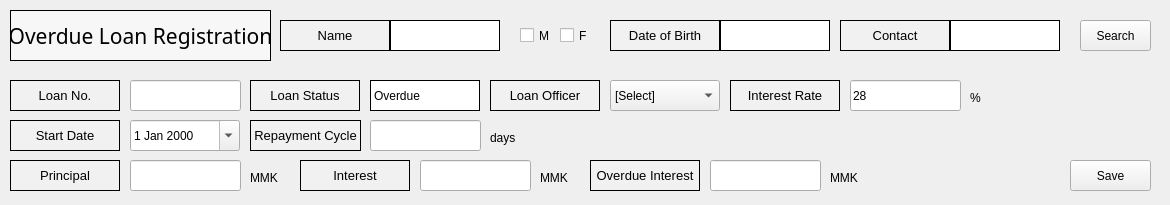
First picture: the form in app/src/pages/overdue/registration_history.ui, repository DY-Microfinance-Customer-Management/dymf-algorithm, before the edit.
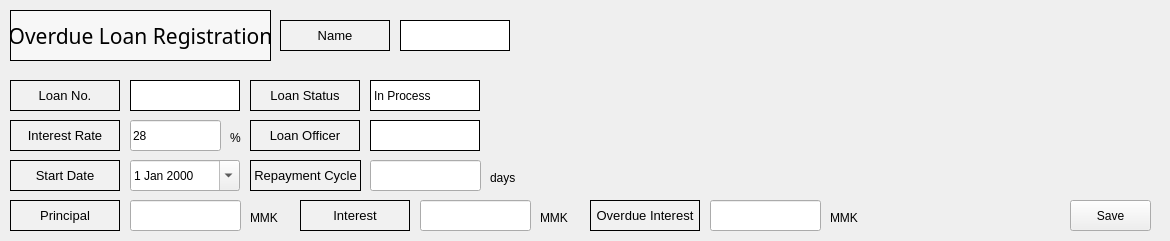
Second picture: the form after the edit.

What changed in the file:
```diff
--- a/app/src/pages/overdue/registration_history.ui
+++ b/app/src/pages/overdue/registration_history.ui
@@ -7,7 +7,7 @@
     <x>0</x>
     <y>0</y>
     <width>1170</width>
-    <height>205</height>
+    <height>241</height>
    </rect>
   </property>
   <property name="windowTitle">
@@ -53,116 +53,6 @@
      <set>Qt::AlignCenter</set>
     </property>
    </widget>
-   <widget class="QPushButton" name="customerSearchButton">
-    <property name="geometry">
-     <rect>
-      <x>1080</x>
-      <y>20</y>
-      <width>71</width>
-      <height>31</height>
-     </rect>
-    </property>
-    <property name="text">
-     <string>Search</string>
-    </property>
-   </widget>
-   <widget class="QLabel" name="customerDateOfBirth">
-    <property name="geometry">
-     <rect>
-      <x>720</x>
-      <y>20</y>
-      <width>110</width>
-      <height>31</height>
-     </rect>
-    </property>
-    <property name="minimumSize">
-     <size>
-      <width>110</width>
-      <height>0</height>
-     </size>
-    </property>
-    <property name="maximumSize">
-     <size>
-      <width>110</width>
-      <height>16777215</height>
-     </size>
-    </property>
-    <property name="styleSheet">
-     <string notr="true">background-color:rgb(255, 255, 255)
-</string>
-    </property>
-    <property name="frameShape">
-     <enum>QFrame::Box</enum>
-    </property>
-    <property name="text">
-     <string/>
-    </property>
-   </widget>
-   <widget class="QLabel" name="label_7">
-    <property name="geometry">
-     <rect>
-      <x>610</x>
-      <y>20</y>
-      <width>110</width>
-      <height>31</height>
-     </rect>
-    </property>
-    <property name="minimumSize">
-     <size>
-      <width>110</width>
-      <height>0</height>
-     </size>
-    </property>
-    <property name="maximumSize">
-     <size>
-      <width>110</width>
-      <height>16777215</height>
-     </size>
-    </property>
-    <property name="font">
-     <font>
-      <pointsize>10</pointsize>
-     </font>
-    </property>
-    <property name="styleSheet">
-     <string notr="true">background-color:rgb(241, 241, 241)</string>
-    </property>
-    <property name="frameShape">
-     <enum>QFrame::Box</enum>
-    </property>
-    <property name="text">
-     <string>Date of Birth</string>
-    </property>
-    <property name="alignment">
-     <set>Qt::AlignCenter</set>
-    </property>
-   </widget>
-   <widget class="QCheckBox" name="checkBoxFemale">
-    <property name="geometry">
-     <rect>
-      <x>560</x>
-      <y>20</y>
-      <width>41</width>
-      <height>31</height>
-     </rect>
-    </property>
-    <property name="text">
-     <string>F</string>
-    </property>
-   </widget>
-   <widget class="QCheckBox" name="checkBoxMale">
-    <property name="geometry">
-     <rect>
-      <x>520</x>
-      <y>20</y>
-      <width>41</width>
-      <height>31</height>
-     </rect>
-    </property>
-    <property name="text">
-     <string>M</string>
-    </property>
-   </widget>
    <widget class="QLabel" name="label_4">
     <property name="geometry">
      <rect>
@@ -191,81 +81,10 @@
      <set>Qt::AlignCenter</set>
     </property>
    </widget>
-   <widget class="QLabel" name="customerContact">
-    <property name="geometry">
-     <rect>
-      <x>950</x>
-      <y>20</y>
-      <width>110</width>
-      <height>31</height>
-     </rect>
-    </property>
-    <property name="minimumSize">
-     <size>
-      <width>110</width>
-      <height>0</height>
-     </size>
-    </property>
-    <property name="maximumSize">
-     <size>
-      <width>110</width>
-      <height>16777215</height>
-     </size>
-    </property>
-    <property name="styleSheet">
-     <string notr="true">background-color:rgb(255, 255, 255)
-</string>
-    </property>
-    <property name="frameShape">
-     <enum>QFrame::Box</enum>
-    </property>
-    <property name="text">
-     <string/>
-    </property>
-   </widget>
-   <widget class="QLabel" name="label_9">
-    <property name="geometry">
-     <rect>
-      <x>840</x>
-      <y>20</y>
-      <width>110</width>
-      <height>31</height>
-     </rect>
-    </property>
-    <property name="minimumSize">
-     <size>
-      <width>110</width>
-      <height>0</height>
-     </size>
-    </property>
-    <property name="maximumSize">
-     <size>
-      <width>110</width>
-      <height>16777215</height>
-     </size>
-    </property>
-    <property name="font">
-     <font>
-      <pointsize>10</pointsize>
-     </font>
-    </property>
-    <property name="styleSheet">
-     <string notr="true">background-color:rgb(241, 241, 241)</string>
-    </property>
-    <property name="frameShape">
-     <enum>QFrame::Box</enum>
-    </property>
-    <property name="text">
-     <string>Contact</string>
-    </property>
-    <property name="alignment">
-     <set>Qt::AlignCenter</set>
-    </property>
-   </widget>
    <widget class="QLabel" name="customerName">
     <property name="geometry">
      <rect>
-      <x>390</x>
+      <x>400</x>
       <y>20</y>
       <width>110</width>
       <height>31</height>
@@ -298,7 +117,7 @@
     <property name="geometry">
      <rect>
       <x>10</x>
-      <y>160</y>
+      <y>200</y>
       <width>110</width>
       <height>31</height>
      </rect>
@@ -336,8 +155,8 @@
    <widget class="QLabel" name="label_44">
     <property name="geometry">
      <rect>
-      <x>970</x>
-      <y>90</y>
+      <x>230</x>
+      <y>130</y>
       <width>16</width>
       <height>16</height>
      </rect>
@@ -349,8 +168,8 @@
    <widget class="QLabel" name="label_33">
     <property name="geometry">
      <rect>
-      <x>730</x>
-      <y>80</y>
+      <x>10</x>
+      <y>120</y>
       <width>110</width>
       <height>31</height>
      </rect>
@@ -427,8 +246,8 @@
    <widget class="QLabel" name="label_27">
     <property name="geometry">
      <rect>
-      <x>490</x>
-      <y>80</y>
+      <x>250</x>
+      <y>120</y>
       <width>110</width>
       <height>31</height>
      </rect>
@@ -463,41 +282,11 @@
      <set>Qt::AlignCenter</set>
     </property>
    </widget>
-   <widget class="QComboBox" name="loanOfficer">
-    <property name="geometry">
-     <rect>
-      <x>610</x>
-      <y>80</y>
-      <width>110</width>
-      <height>31</height>
-     </rect>
-    </property>
-    <property name="minimumSize">
-     <size>
-      <width>110</width>
-      <height>0</height>
-     </size>
-    </property>
-    <property name="maximumSize">
-     <size>
-      <width>110</width>
-      <height>16777215</height>
-     </size>
-    </property>
-    <property name="layoutDirection">
-     <enum>Qt::LeftToRight</enum>
-    </property>
-    <item>
-     <property name="text">
-      <string>[Select]</string>
-     </property>
-    </item>
-   </widget>
    <widget class="QLineEdit" name="principal">
     <property name="geometry">
      <rect>
       <x>130</x>
-      <y>160</y>
+      <y>200</y>
       <width>111</width>
       <height>31</height>
      </rect>
@@ -507,7 +296,7 @@
     <property name="geometry">
      <rect>
       <x>130</x>
-      <y>120</y>
+      <y>160</y>
       <width>110</width>
       <height>31</height>
      </rect>
@@ -523,7 +312,7 @@
     <property name="geometry">
      <rect>
       <x>250</x>
-      <y>120</y>
+      <y>160</y>
       <width>111</width>
       <height>31</height>
      </rect>
@@ -561,9 +350,9 @@
    <widget class="QLineEdit" name="interestRate">
     <property name="geometry">
      <rect>
-      <x>850</x>
-      <y>80</y>
-      <width>111</width>
+      <x>130</x>
+      <y>120</y>
+      <width>91</width>
       <height>31</height>
      </rect>
     </property>
@@ -610,21 +399,11 @@
      <set>Qt::AlignCenter</set>
     </property>
    </widget>
-   <widget class="QLineEdit" name="loanNumber">
-    <property name="geometry">
-     <rect>
-      <x>130</x>
-      <y>80</y>
-      <width>111</width>
-      <height>31</height>
-     </rect>
-    </property>
-   </widget>
    <widget class="QLabel" name="label_42">
     <property name="geometry">
      <rect>
       <x>250</x>
-      <y>170</y>
+      <y>210</y>
       <width>41</width>
       <height>16</height>
      </rect>
@@ -637,7 +416,7 @@
     <property name="geometry">
      <rect>
       <x>10</x>
-      <y>120</y>
+      <y>160</y>
       <width>110</width>
       <height>31</height>
      </rect>
@@ -701,14 +480,14 @@
      <enum>QFrame::Box</enum>
     </property>
     <property name="text">
-     <string>Overdue</string>
+     <string>In Process</string>
     </property>
    </widget>
    <widget class="QLineEdit" name="repaymentCycle">
     <property name="geometry">
      <rect>
       <x>370</x>
-      <y>120</y>
+      <y>160</y>
       <width>111</width>
       <height>31</height>
      </rect>
@@ -718,7 +497,7 @@
     <property name="geometry">
      <rect>
       <x>540</x>
-      <y>170</y>
+      <y>210</y>
       <width>41</width>
       <height>16</height>
      </rect>
@@ -731,7 +510,7 @@
     <property name="geometry">
      <rect>
       <x>300</x>
-      <y>160</y>
+      <y>200</y>
       <width>110</width>
       <height>31</height>
      </rect>
@@ -770,7 +549,7 @@
     <property name="geometry">
      <rect>
       <x>420</x>
-      <y>160</y>
+      <y>200</y>
       <width>111</width>
       <height>31</height>
      </rect>
@@ -780,7 +559,7 @@
     <property name="geometry">
      <rect>
       <x>590</x>
-      <y>160</y>
+      <y>200</y>
       <width>110</width>
       <height>31</height>
      </rect>
@@ -819,7 +598,7 @@
     <property name="geometry">
      <rect>
       <x>830</x>
-      <y>170</y>
+      <y>210</y>
       <width>41</width>
       <height>16</height>
      </rect>
@@ -832,7 +611,7 @@
     <property name="geometry">
      <rect>
       <x>710</x>
-      <y>160</y>
+      <y>200</y>
       <width>111</width>
       <height>31</height>
      </rect>
@@ -842,7 +621,7 @@
     <property name="geometry">
      <rect>
       <x>490</x>
-      <y>130</y>
+      <y>170</y>
       <width>41</width>
       <height>16</height>
      </rect>
@@ -855,7 +634,7 @@
     <property name="geometry">
      <rect>
       <x>1070</x>
-      <y>160</y>
+      <y>200</y>
       <width>81</width>
       <height>31</height>
      </rect>
@@ -864,6 +643,70 @@
      <string>Save</string>
     </property>
    </widget>
+   <widget class="QLabel" name="loanOfficer">
+    <property name="geometry">
+     <rect>
+      <x>370</x>
+      <y>120</y>
+      <width>110</width>
+      <height>31</height>
+     </rect>
+    </property>
+    <property name="minimumSize">
+     <size>
+      <width>110</width>
+      <height>0</height>
+     </size>
+    </property>
+    <property name="maximumSize">
+     <size>
+      <width>110</width>
+      <height>16777215</height>
+     </size>
+    </property>
+    <property name="styleSheet">
+     <string notr="true">background-color:rgb(255, 255, 255)
+</string>
+    </property>
+    <property name="frameShape">
+     <enum>QFrame::Box</enum>
+    </property>
+    <property name="text">
+     <string/>
+    </property>
+   </widget>
+   <widget class="QLabel" name="loanNumber">
+    <property name="geometry">
+     <rect>
+      <x>130</x>
+      <y>80</y>
+      <width>110</width>
+      <height>31</height>
+     </rect>
+    </property>
+    <property name="minimumSize">
+     <size>
+      <width>110</width>
+      <height>0</height>
+     </size>
+    </property>
+    <property name="maximumSize">
+     <size>
+      <width>110</width>
+      <height>16777215</height>
+     </size>
+    </property>
+    <property name="styleSheet">
+     <string notr="true">background-color:rgb(255, 255, 255)
+</string>
+    </property>
+    <property name="frameShape">
+     <enum>QFrame::Box</enum>
+    </property>
+    <property name="text">
+     <string/>
+    </property>
+   </widget>
   </widget>
  </widget>
  <resources/>
```
